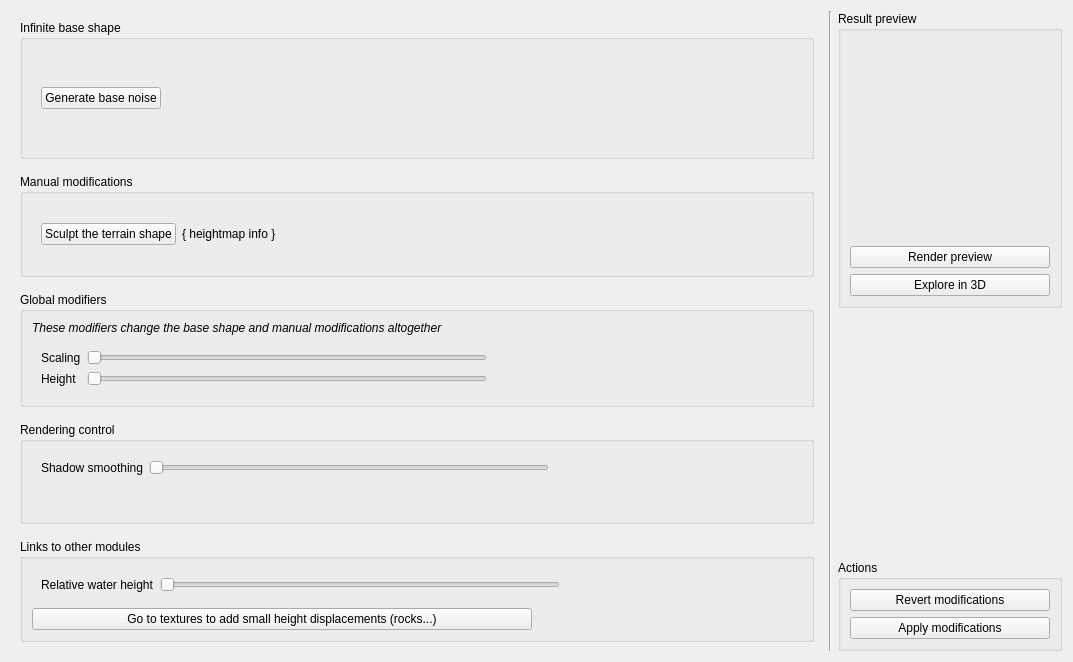
thunderk/paysages3d, file src/editing/terrain/mainterrainform.ui: the form before one commit.
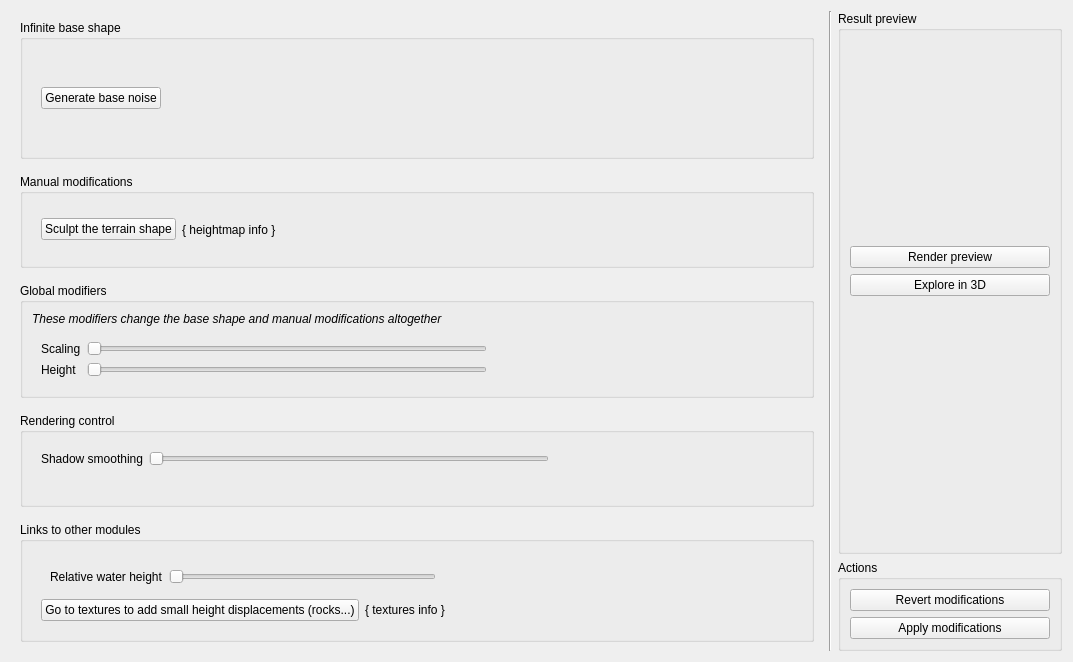
The form after the commit. Icons and pictures are not drawn. Custom widgets are drawn as their Qt base class.

What changed in the file:
```diff
--- a/src/editing/terrain/mainterrainform.ui
+++ b/src/editing/terrain/mainterrainform.ui
@@ -68,8 +68,6 @@
           </widget>
          </item>
         </layout>
-        <zorder>groupBox_1</zorder>
-        <zorder>widget</zorder>
        </widget>
       </item>
       <item>
@@ -82,7 +80,7 @@
           <widget class="QWidget" name="widget_5" native="true">
            <layout class="QHBoxLayout" name="horizontalLayout_3">
             <item>
-             <widget class="QPushButton" name="pushButton_7">
+             <widget class="QPushButton" name="button_dialog_painting">
               <property name="sizePolicy">
                <sizepolicy hsizetype="Minimum" vsizetype="Fixed">
                 <horstretch>0</horstretch>
@@ -95,7 +93,7 @@
              </widget>
             </item>
             <item>
-             <widget class="QLabel" name="label_5">
+             <widget class="QLabel" name="label_painting_info">
               <property name="sizePolicy">
                <sizepolicy hsizetype="Expanding" vsizetype="Preferred">
                 <horstretch>0</horstretch>
@@ -143,7 +141,7 @@
              </widget>
             </item>
             <item row="0" column="1">
-             <widget class="QSlider" name="horizontalSlider">
+             <widget class="QSlider" name="input_scaling">
               <property name="maximumSize">
                <size>
                 <width>400</width>
@@ -163,7 +161,7 @@
              </widget>
             </item>
             <item row="1" column="1">
-             <widget class="QSlider" name="horizontalSlider_2">
+             <widget class="QSlider" name="input_height">
               <property name="maximumSize">
                <size>
                 <width>400</width>
@@ -198,7 +196,7 @@
              </widget>
             </item>
             <item row="0" column="1">
-             <widget class="QSlider" name="horizontalSlider_3">
+             <widget class="QSlider" name="input_shadow_smoothing">
               <property name="maximumSize">
                <size>
                 <width>400</width>
@@ -223,6 +221,11 @@
         </property>
         <layout class="QVBoxLayout" name="verticalLayout_3">
          <item>
+          <layout class="QHBoxLayout" name="horizontalLayout_6">
+           <item>
+            <widget class="QWidget" name="widget_7" native="true">
+             <layout class="QVBoxLayout" name="verticalLayout_10">
+              <item>
           <widget class="QWidget" name="formWidget" native="true">
            <layout class="QFormLayout" name="formLayout_3">
             <item row="0" column="0">
@@ -249,7 +252,9 @@
           </widget>
          </item>
          <item>
-          <widget class="QPushButton" name="pushButton_2">
+               <layout class="QHBoxLayout" name="horizontalLayout_5">
+                <item>
+                 <widget class="QPushButton" name="button_goto_textures">
            <property name="sizePolicy">
             <sizepolicy hsizetype="Minimum" vsizetype="Fixed">
              <horstretch>0</horstretch>
@@ -267,6 +272,36 @@
            </property>
           </widget>
          </item>
+                <item>
+                 <widget class="QLabel" name="label_7">
+                  <property name="text">
+                   <string>{ textures info }</string>
+                  </property>
+                 </widget>
+                </item>
+               </layout>
+              </item>
+             </layout>
+            </widget>
+           </item>
+           <item>
+            <widget class="QWidget" name="widget_8" native="true">
+             <property name="sizePolicy">
+              <sizepolicy hsizetype="Preferred" vsizetype="Preferred">
+               <horstretch>1</horstretch>
+               <verstretch>0</verstretch>
+              </sizepolicy>
+             </property>
+             <property name="minimumSize">
+              <size>
+               <width>200</width>
+               <height>0</height>
+              </size>
+             </property>
+            </widget>
+           </item>
+          </layout>
+         </item>
         </layout>
        </widget>
       </item>
@@ -289,7 +324,7 @@
        </property>
        <layout class="QVBoxLayout" name="verticalLayout_4">
         <item>
-         <widget class="BasePreview" name="widget_2" native="true">
+         <widget class="BasePreview" name="preview_shape" native="true">
           <property name="sizePolicy">
            <sizepolicy hsizetype="Fixed" vsizetype="Fixed">
             <horstretch>0</horstretch>
@@ -332,9 +367,6 @@
           </property>
          </widget>
         </item>
-       </layout>
-      </widget>
-     </item>
      <item>
       <spacer name="verticalSpacer">
        <property name="orientation">
@@ -348,6 +380,9 @@
        </property>
       </spacer>
      </item>
+       </layout>
+      </widget>
+     </item>
      <item>
       <widget class="QGroupBox" name="groupBox_4">
        <property name="title">
@@ -355,7 +390,7 @@
        </property>
        <layout class="QVBoxLayout" name="verticalLayout_5">
         <item>
-         <widget class="QPushButton" name="pushButton_6">
+         <widget class="QPushButton" name="button_revert">
           <property name="text">
            <string>Revert modifications</string>
           </property>
@@ -366,7 +401,7 @@
          </widget>
         </item>
         <item>
-         <widget class="QPushButton" name="pushButton_5">
+         <widget class="QPushButton" name="button_apply">
           <property name="text">
            <string>Apply modifications</string>
           </property>
```
Lines whose indentation alone changed are shown as unchanged.
